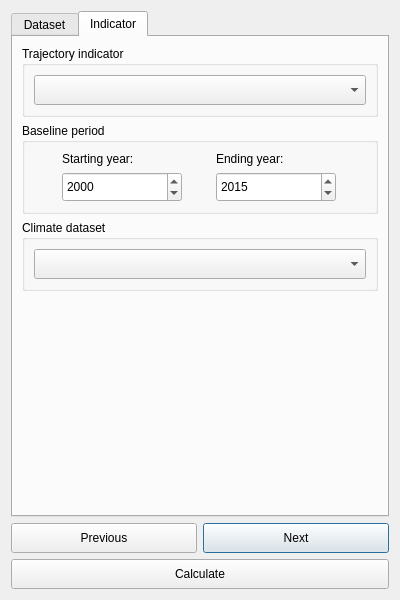
This is LDMP/gui/DlgTimeseries.ui in ConservationInternational/trends.earth as Qt 5 draws it before an edit. The edited form follows.
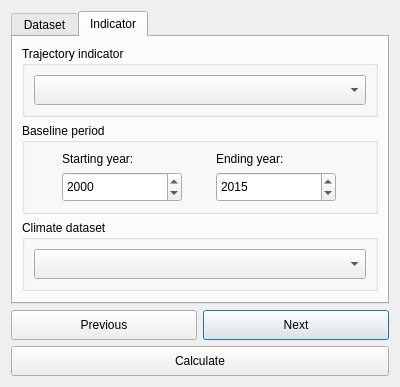
This is the edited form. The open tabs and pages were chosen to show the change.

Diff of the .ui file:
```diff
--- a/LDMP/gui/DlgTimeseries.ui
+++ b/LDMP/gui/DlgTimeseries.ui
@@ -7,7 +7,7 @@
     <x>0</x>
     <y>0</y>
     <width>400</width>
-    <height>600</height>
+    <height>363</height>
    </rect>
   </property>
   <property name="windowTitle">
```
Left out of the diff: 2 changed lines with no effect on the pictures.
